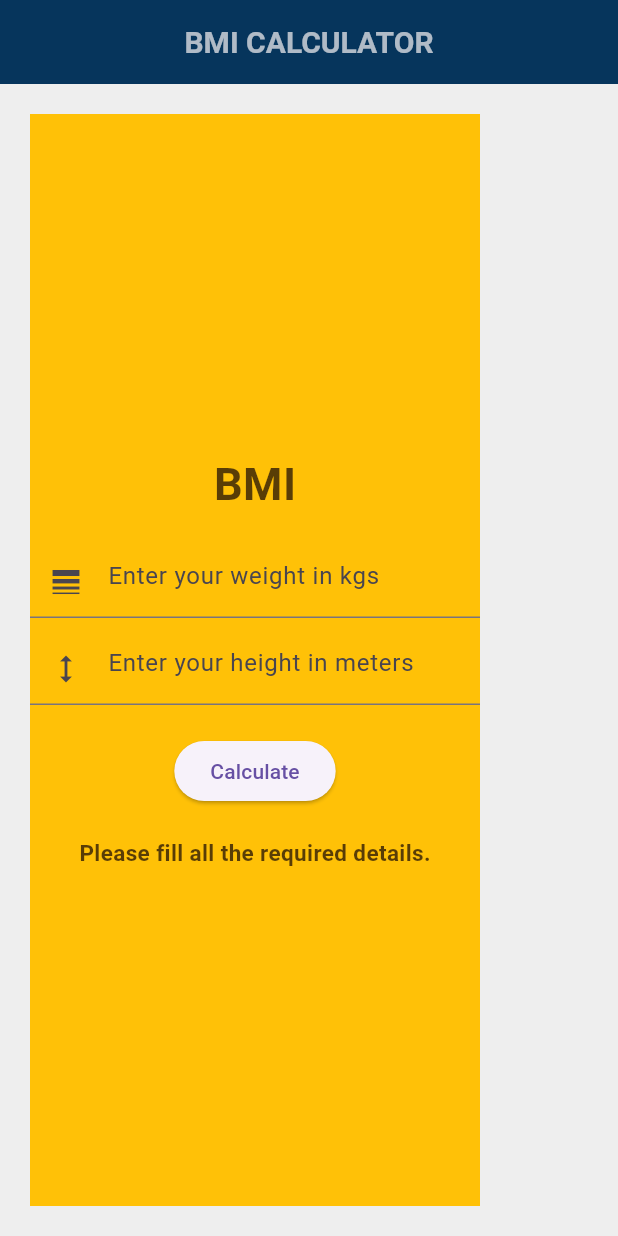
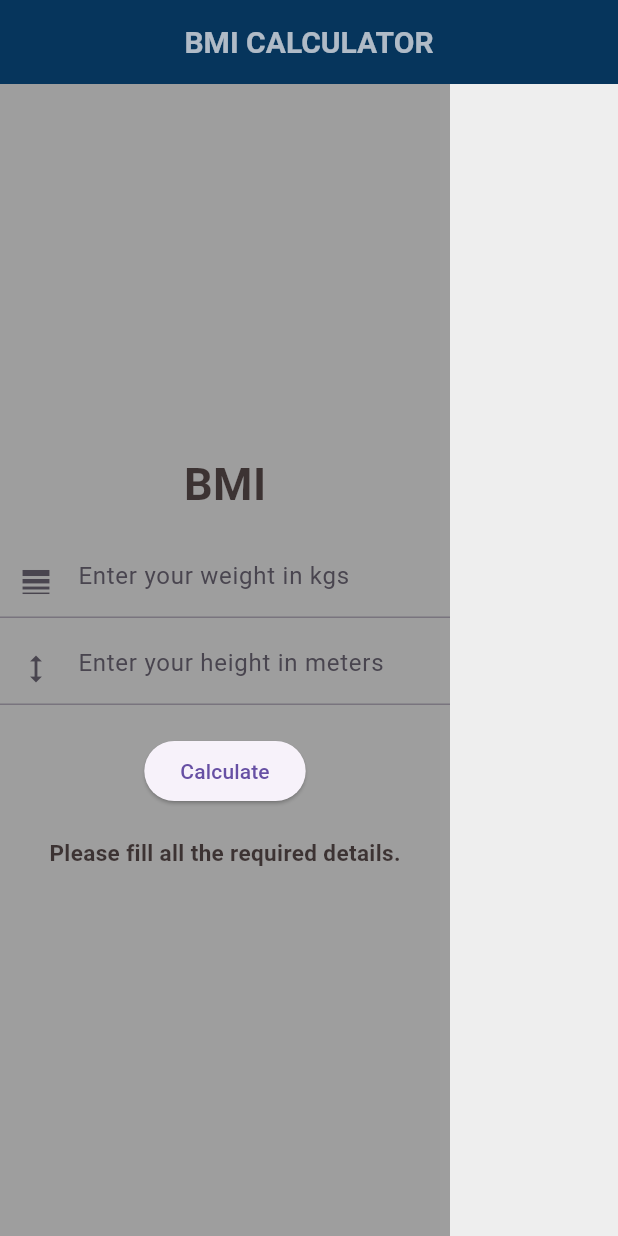
Before and after one commit to ZainAbdullah046/BMI-Calculator, a Flutter app: the screen it shows after launch, after a tap on "Calculate", on a phone screen of 412 x 824 dp. Run offline on Flutter 3.47's test engine with Material 3 defaults, Android fonts, the phone set to English and light mode, and no system bars.

Commit message:
bmi calculator

```diff
--- a/lib/Home.dart
+++ b/lib/Home.dart
@@ -11,6 +11,7 @@ class _MyWidgetState extends State<Home> {
   final TextEditingController wicontroller = TextEditingController();
   final TextEditingController hecontroller = TextEditingController();
   var result = "";
+  var bcolor = Colors.grey;
 
   @override
   Widget build(BuildContext context) {
@@ -30,8 +31,8 @@ class _MyWidgetState extends State<Home> {
       backgroundColor: Colors.grey[200],
       body: Container(
         width: 300,
-        color: Colors.amber,
-        margin: EdgeInsets.all(20),
+        color: bcolor,
+        margin: const EdgeInsets.all(0),
         child: Column(
           mainAxisAlignment: MainAxisAlignment.center,
           crossAxisAlignment: CrossAxisAlignment.center,
@@ -59,7 +60,8 @@ class _MyWidgetState extends State<Home> {
               decoration: const InputDecoration(
                   hintText: "Enter your height in meters",
                   prefixIcon: Icon(Icons.height)),
-              keyboardType: TextInputType.numberWithOptions(decimal: true),
+              keyboardType:
+                  const TextInputType.numberWithOptions(decimal: true),
             ),
             const SizedBox(
               height: 20,
@@ -75,8 +77,20 @@ class _MyWidgetState extends State<Home> {
 
                     if (wei != null && hei != null && hei > 0) {
                       double bmi = wei / (hei * hei);
+                      var msg = "";
+                      if (bmi > 25) {
+                        msg = "you are overweight";
+                        bcolor = Colors.red;
+                      } else if (bmi < 18) {
+                        msg = "you are lowweight";
+                        bcolor = Colors.orange;
+                      } else {
+                        msg = "you are fit";
+                        bcolor = Colors.green;
+                      }
                       setState(() {
-                        result = "Your BMI is: ${bmi.toStringAsFixed(2)}";
+                        result =
+                            "Your BMI is: ${bmi.toStringAsFixed(2)}\n $msg";
                       });
                     }
                   } else {
```
